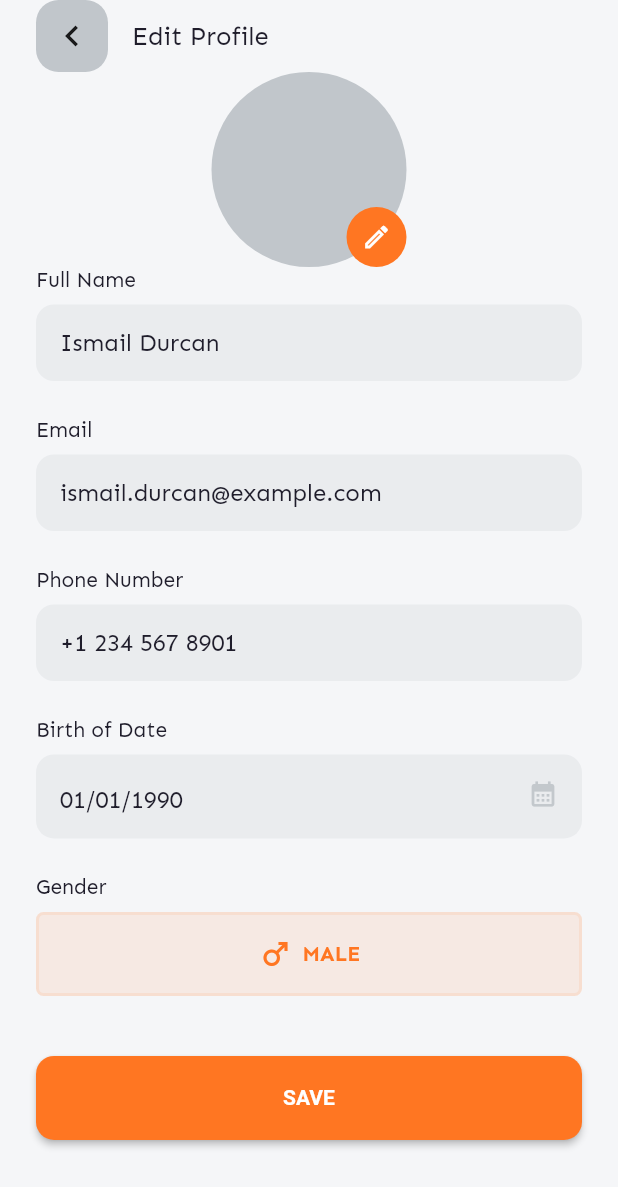
After one commit to ismaildrcn/yumzi, a Flutter app: the UserEditPage screen opened by its route, on a phone screen of 412 x 824 dp. The commit adds this screen. Shown: the top 1187 px of the screen. Run offline on Flutter 3.47's test engine with Material 3 defaults, Android fonts, the phone set to English and light mode, and no system bars; our stand-ins replace buttons_tabbar, dio, email_validator, flutter_secure_storage, go_router, google_fonts and 2 more; accounts and stored records are empty.

Commit message:
Added user edit page and change some theme color

```diff
--- a/lib/config/app_router.dart
+++ b/lib/config/app_router.dart
@@ -9,6 +9,7 @@ import 'package:yumzi/presentation/screens/home/home_page.dart';
 import 'package:yumzi/presentation/screens/restaurant/menu_item_page.dart';
 import 'package:yumzi/presentation/screens/restaurant/restaurant_page.dart';
 import 'package:yumzi/presentation/screens/user/user_detail_page.dart';
+import 'package:yumzi/presentation/screens/user/user_edit_page.dart';
 import 'package:yumzi/presentation/screens/user/user_page.dart';
 
 class AppRouter {
@@ -83,6 +84,11 @@ class AppRouter {
           path: AppRoutes.userDetail.path,
           builder: (context, state) => UserDetailPage(),
         ),
+        GoRoute(
+          name: AppRoutes.userEdit.name,
+          path: AppRoutes.userEdit.path,
+          builder: (context, state) => UserEditPage(),
+        ),
       ],
     ),
   ];
--- a/lib/enums/app_routes.dart
+++ b/lib/enums/app_routes.dart
@@ -5,6 +5,7 @@ enum AppRoutes {
   register("/register"),
   user("/user"),
   userDetail("/user-detail"),
+  userEdit("/user-edit"),
   forgotPassword("/forgot-password"),
   verification("/verification"),
   restaurant("/restaurant"),
--- a/lib/presentation/screens/auth/auth_skeleton.dart
+++ b/lib/presentation/screens/auth/auth_skeleton.dart
@@ -56,7 +56,7 @@ class _AuthSkeletonState extends State<AuthSkeleton>
   Widget build(BuildContext context) {
     return Scaffold(
       resizeToAvoidBottomInset: false,
-      backgroundColor: Theme.of(context).colorScheme.secondary,
+      backgroundColor: Theme.of(context).colorScheme.onSurface,
       body: Stack(
         children: [
           // Blurred animated circles
--- a/lib/presentation/screens/home/home_page.dart
+++ b/lib/presentation/screens/home/home_page.dart
@@ -191,7 +191,7 @@ class _HomePageState extends State<HomePage> {
           width: 122,
           height: 122,
           decoration: BoxDecoration(
-            color: Theme.of(context).colorScheme.onSurface,
+            color: Theme.of(context).colorScheme.secondary,
             borderRadius: BorderRadius.circular(15),
             boxShadow: [
               BoxShadow(
--- a/lib/presentation/screens/restaurant/menu_item_page.dart
+++ b/lib/presentation/screens/restaurant/menu_item_page.dart
@@ -99,10 +99,10 @@ class _MenuItemPageState extends State<MenuItemPage> {
                           border: BoxBorder.all(
                             color: Theme.of(
                               context,
-                            ).colorScheme.secondary.withAlpha(32),
+                            ).colorScheme.onSurface.withAlpha(32),
                           ),
                           borderRadius: BorderRadius.circular(50),
-                          color: Theme.of(context).colorScheme.onSurface,
+                          color: Theme.of(context).colorScheme.secondary,
                           boxShadow: [
                             BoxShadow(
                               color: Colors.black.withAlpha(16),
@@ -144,7 +144,7 @@ class _MenuItemPageState extends State<MenuItemPage> {
                               fontSize: 14,
                               color: Theme.of(
                                 context,
-                              ).colorScheme.secondary.withAlpha(128),
+                              ).colorScheme.onSurface.withAlpha(128),
                             ),
                           ),
                           SizedBox(height: 20),
@@ -200,7 +200,7 @@ class _MenuItemPageState extends State<MenuItemPage> {
                           Spacer(),
                           Container(
                             decoration: BoxDecoration(
-                              color: Theme.of(context).colorScheme.secondary,
+                              color: Theme.of(context).colorScheme.onSurface,
                               borderRadius: BorderRadius.circular(50),
                             ),
                             child: Row(
--- a/lib/presentation/screens/restaurant/restaurant_page.dart
+++ b/lib/presentation/screens/restaurant/restaurant_page.dart
@@ -89,7 +89,7 @@ class _RestaurantPageState extends State<RestaurantPage> {
                     fontSize: 14,
                     color: Theme.of(
                       context,
-                    ).colorScheme.secondary.withAlpha(128),
+                    ).colorScheme.onSurface.withAlpha(128),
                   ),
                 ),
                 SizedBox(height: 20),
@@ -124,10 +124,10 @@ class _RestaurantPageState extends State<RestaurantPage> {
               borderRadius: BorderRadius.circular(50),
             ),
             unselectedDecoration: BoxDecoration(
-              color: Theme.of(context).colorScheme.onSurface,
+              color: Theme.of(context).colorScheme.secondary,
               borderRadius: BorderRadius.circular(50),
               border: Border.all(
-                color: Theme.of(context).colorScheme.secondary,
+                color: Theme.of(context).colorScheme.onSurface,
                 width: 1.5,
               ),
             ),
@@ -181,7 +181,7 @@ class _RestaurantPageState extends State<RestaurantPage> {
       width: 155,
       height: 150,
       decoration: BoxDecoration(
-        color: Theme.of(context).colorScheme.onSurface,
+        color: Theme.of(context).colorScheme.secondary,
         borderRadius: BorderRadius.circular(25),
         boxShadow: [
           BoxShadow(
--- /dev/null
+++ b/lib/presentation/screens/user/gender_widget.dart
@@ -0,0 +1,68 @@
+import 'package:flutter/material.dart';
+import 'package:yumzi/data/models/enums/user_gender.dart';
+
+class GenderWidget extends StatelessWidget {
+  final UserGender selectedGender;
+  final ValueChanged<UserGender> onGenderChanged;
+
+  const GenderWidget({
+    super.key,
+    required this.selectedGender,
+    required this.onGenderChanged,
+  });
+
+  @override
+  Widget build(BuildContext context) {
+    Icon genderIcon;
+    Color genderColor;
+
+    if (selectedGender == UserGender.male) {
+      genderIcon = Icon(Icons.male);
+      genderColor = Theme.of(context).colorScheme.primary;
+    } else if (selectedGender == UserGender.female) {
+      genderIcon = Icon(Icons.female);
+      genderColor = Colors.pink;
+    } else {
+      genderIcon = Icon(Icons.data_array);
+      genderColor = Colors.grey;
+    }
+
+    return GestureDetector(
+      onTap: () {
+        UserGender nextGender;
+        if (selectedGender == UserGender.male) {
+          nextGender = UserGender.female;
+        } else if (selectedGender == UserGender.female) {
+          nextGender = UserGender.other;
+        } else {
+          nextGender = UserGender.male;
+        }
+        onGenderChanged(nextGender);
+      },
+      child: AnimatedContainer(
+        duration: Duration(milliseconds: 200),
+        padding: EdgeInsets.symmetric(horizontal: 2, vertical: 14),
+        decoration: BoxDecoration(
+          color: genderColor.withAlpha(25),
+          borderRadius: BorderRadius.circular(5),
+          border: Border.all(color: genderColor.withAlpha(25), width: 2),
+        ),
+        child: Row(
+          mainAxisAlignment: MainAxisAlignment.center,
+          children: [
+            Icon(genderIcon.icon, color: genderColor, size: 24),
+            SizedBox(width: 6),
+            Text(
+              selectedGender.toString().split('.').last.toUpperCase(),
+              style: TextStyle(
+                color: genderColor,
+                fontWeight: FontWeight.bold,
+                fontSize: 14,
+              ),
+            ),
+          ],
+        ),
+      ),
+    );
+  }
+}
--- a/lib/presentation/screens/user/user_detail_page.dart
+++ b/lib/presentation/screens/user/user_detail_page.dart
@@ -1,4 +1,6 @@
 import 'package:flutter/material.dart';
+import 'package:go_router/go_router.dart';
+import 'package:yumzi/enums/app_routes.dart';
 import 'package:yumzi/presentation/screens/user/user_avatar.dart';
 import 'package:yumzi/presentation/screens/user/user_menu_item.dart';
 
@@ -41,13 +43,7 @@ class _UserDetailPageState extends State<UserDetailPage> {
                           ),
                         ),
                         SizedBox(width: 16),
-                        Text(
-                          "Personal Info",
-                          style: TextStyle(
-                            fontSize: 17,
-                            fontWeight: FontWeight.bold,
-                          ),
-                        ),
+                        Text("Personal Info", style: TextStyle(fontSize: 17)),
                       ],
                     ),
 
@@ -62,7 +58,7 @@ class _UserDetailPageState extends State<UserDetailPage> {
                         iconSize: 28,
                         icon: Icon(Icons.edit_note_sharp),
                         onPressed: () {
-                          Navigator.pop(context);
+                          context.push(AppRoutes.userEdit.path);
                         },
                       ),
                     ),
@@ -77,7 +73,7 @@ class _UserDetailPageState extends State<UserDetailPage> {
                   decoration: BoxDecoration(
                     color: Theme.of(
                       context,
-                    ).colorScheme.secondary.withAlpha(16),
+                    ).colorScheme.onSurface.withAlpha(16),
                     borderRadius: BorderRadius.circular(16),
                   ),
                   child: Column(
--- /dev/null
+++ b/lib/presentation/screens/user/user_edit_page.dart
@@ -0,0 +1,326 @@
+import 'package:flutter/material.dart';
+import 'package:yumzi/data/models/enums/user_gender.dart';
+import 'package:yumzi/presentation/screens/user/gender_widget.dart';
+
+class UserEditPage extends StatefulWidget {
+  const UserEditPage({super.key});
+
+  @override
+  State<UserEditPage> createState() => _UserEditPageState();
+}
+
+class _UserEditPageState extends State<UserEditPage> {
+  final TextEditingController _emailController = TextEditingController(
+    text: 'ismail.durcan@example.com',
+  );
+  final TextEditingController _fullNameController = TextEditingController(
+    text: 'Ismail Durcan',
+  );
+  final TextEditingController _phoneNumberController = TextEditingController(
+    text: '+1 234 567 8901',
+  );
+  final TextEditingController _birthDateController = TextEditingController(
+    text: '01/01/1990',
+  );
+  UserGender? selectedGender;
+  @override
+  void initState() {
+    selectedGender = UserGender.male;
+    super.initState();
+  }
+
+  @override
+  Widget build(BuildContext context) {
+    return Scaffold(
+      body: SafeArea(
+        child: SingleChildScrollView(
+          child: Padding(
+            padding: const EdgeInsets.symmetric(horizontal: 24.0),
+            child: Column(
+              children: [
+                Row(
+                  mainAxisAlignment: MainAxisAlignment.start,
+                  children: [
+                    Container(
+                      decoration: BoxDecoration(
+                        color: Theme.of(
+                          context,
+                        ).colorScheme.onSecondary.withAlpha(150),
+                        borderRadius: BorderRadius.circular(15),
+                      ),
+                      child: IconButton(
+                        iconSize: 28,
+                        icon: Icon(Icons.chevron_left_sharp),
+                        onPressed: () {
+                          Navigator.pop(context);
+                        },
+                      ),
+                    ),
+                    SizedBox(width: 16),
+                    Text("Edit Profile", style: TextStyle(fontSize: 17)),
+                  ],
+                ),
+
+                Container(
+                  width: 130,
+                  height: 130,
+                  alignment: Alignment.bottomRight,
+                  decoration: BoxDecoration(
+                    color: Theme.of(
+                      context,
+                    ).colorScheme.onSecondary.withAlpha(150),
+                    borderRadius: BorderRadius.circular(65),
+                  ),
+                  child: Container(
+                    width: 40,
+                    height: 40,
+                    decoration: BoxDecoration(
+                      color: Theme.of(context).colorScheme.primary,
+                      borderRadius: BorderRadius.circular(50),
+                    ),
+                    child: IconButton(
+                      iconSize: 20,
+                      icon: Icon(Icons.edit_outlined, color: Colors.white),
+                      onPressed: () {
+                        // TODO: Implement edit avatar functionality
+                      },
+                    ),
+                  ),
+                ),
+
+                Column(
+                  crossAxisAlignment: CrossAxisAlignment.start,
+                  spacing: 8,
+                  children: [
+                    Text(
+                      'Full Name',
+                      style: TextStyle(
+                        fontSize: 14,
+                        color: Theme.of(context).textTheme.bodyMedium!.color,
+                      ),
+                    ),
+                    TextField(
+                      controller: _fullNameController,
+                      decoration: InputDecoration(
+                        contentPadding: EdgeInsets.symmetric(
+                          vertical: 16,
+                          horizontal: 16,
+                        ),
+                        filled: true,
+                        fillColor: Theme.of(
+                          context,
+                        ).colorScheme.onSecondary.withAlpha(32),
+                        hintStyle: TextStyle(
+                          fontSize: 14,
+                          color: Theme.of(
+                            context,
+                          ).colorScheme.onSecondary.withAlpha(128),
+                        ),
+                        border: OutlineInputBorder(
+                          borderRadius: BorderRadius.circular(12),
+                        ),
+                        enabledBorder: OutlineInputBorder(
+                          borderSide: BorderSide(color: Colors.transparent),
+                          borderRadius: BorderRadius.circular(12),
+                        ),
+                      ),
+                    ),
+                  ],
+                ),
+
+                SizedBox(height: 24),
+
+                Column(
+                  crossAxisAlignment: CrossAxisAlignment.start,
+                  spacing: 8,
+                  children: [
+                    Text(
+                      'Email',
+                      style: TextStyle(
+                        fontSize: 14,
+                        color: Theme.of(context).textTheme.bodyMedium!.color,
+                      ),
+                    ),
+                    TextField(
+                      controller: _emailController,
+                      decoration: InputDecoration(
+                        contentPadding: EdgeInsets.symmetric(
+                          vertical: 16,
+                          horizontal: 16,
+                        ),
+                        filled: true,
+                        fillColor: Theme.of(
+                          context,
+                        ).colorScheme.onSecondary.withAlpha(32),
+                        hintStyle: TextStyle(
+                          fontSize: 14,
+                          color: Theme.of(
+                            context,
+                          ).colorScheme.onSecondary.withAlpha(128),
+                        ),
+                        border: OutlineInputBorder(
+                          borderRadius: BorderRadius.circular(12),
+                        ),
+                        enabledBorder: OutlineInputBorder(
+                          borderSide: BorderSide(color: Colors.transparent),
+                          borderRadius: BorderRadius.circular(12),
+                        ),
+                      ),
+                    ),
+                  ],
+                ),
+                SizedBox(height: 24),
+
+                Column(
+                  crossAxisAlignment: CrossAxisAlignment.start,
+                  spacing: 8,
+                  children: [
+                    Text(
+                      'Phone Number',
+                      style: TextStyle(
+                        fontSize: 14,
+                        color: Theme.of(context).textTheme.bodyMedium!.color,
+                      ),
+                    ),
+                    TextField(
+                      controller: _phoneNumberController,
+                      decoration: InputDecoration(
+                        contentPadding: EdgeInsets.symmetric(
+                          vertical: 16,
+                          horizontal: 16,
+                        ),
+                        filled: true,
+                        fillColor: Theme.of(
+                          context,
+                        ).colorScheme.onSecondary.withAlpha(32),
+                        hintStyle: TextStyle(
+                          fontSize: 14,
+                          color: Theme.of(
+                            context,
+                          ).colorScheme.onSecondary.withAlpha(128),
+                        ),
+                        border: OutlineInputBorder(
+                          borderRadius: BorderRadius.circular(12),
+                        ),
+                        enabledBorder: OutlineInputBorder(
+                          borderSide: BorderSide(color: Colors.transparent),
+                          borderRadius: BorderRadius.circular(12),
+                        ),
+                      ),
+                    ),
+                  ],
+                ),
+                SizedBox(height: 24),
+
+                Column(
+                  crossAxisAlignment: CrossAxisAlignment.start,
+                  spacing: 8,
+                  children: [
+                    Text(
+                      "Birth of Date",
+                      style: TextStyle(
+                        fontSize: 14,
+                        color: Theme.of(context).textTheme.bodyMedium!.color,
+                      ),
+                    ),
+
+                    TextField(
+                      decoration: InputDecoration(
+                        contentPadding: EdgeInsets.symmetric(
+                          vertical: 16,
+                          horizontal: 16,
+                        ),
+                        filled: true,
+                        fillColor: Theme.of(
+                          context,
+                        ).colorScheme.onSecondary.withAlpha(32),
+                        hintStyle: TextStyle(
+                          fontSize: 14,
+                          color: Theme.of(
+                            context,
+                          ).colorScheme.onSecondary.withAlpha(128),
+                        ),
+                        border: OutlineInputBorder(
+                          borderRadius: BorderRadius.circular(12),
+                        ),
+                        enabledBorder: OutlineInputBorder(
+                          borderSide: BorderSide(color: Colors.transparent),
+                          borderRadius: BorderRadius.circular(12),
+                        ),
+                        suffix: SizedBox(
+                          width: 20,
+                          height: 20,
+                          child: GestureDetector(
+                            onTap: () async {
+                              final DateTime? picked = await showDatePicker(
+                                context: context,
+                                initialDate: DateTime(1990, 1, 1),
+                                firstDate: DateTime(1900),
+                                lastDate: DateTime.now(),
+                              );
+                              if (picked != null) {
+                                _birthDateController.text =
+                                    '${picked.month}/${picked.day}/${picked.year}';
+                              }
+                            },
+                            child: Icon(
+                              Icons.calendar_month,
+                              size: 20,
+                              color: Theme.of(
+                                context,
+                              ).colorScheme.onSecondary.withAlpha(128),
+                            ),
+                          ),
+                        ),
+                      ),
+                      controller: _birthDateController,
+                    ),
+                  ],
+                ),
+
+                SizedBox(height: 24),
+                Column(
+                  crossAxisAlignment: CrossAxisAlignment.start,
+                  spacing: 8,
+                  children: [
+                    Text(
+                      "Gender",
+                      style: TextStyle(
+                        fontSize: 14,
+                        color: Theme.of(context).textTheme.bodyMedium!.color,
+                      ),
+                    ),
+                    GenderWidget(
+                      selectedGender: selectedGender!,
+                      onGenderChanged: (gender) {
+                        setState(() {
+                          selectedGender = gender;
+                        });
+                      },
+                    ),
+                  ],
+                ),
+
+                SizedBox(height: 40),
+                ElevatedButton(
+                  onPressed: () {},
+                  style: ElevatedButton.styleFrom(
+                    minimumSize: Size(MediaQuery.of(context).size.width, 56),
+                    textStyle: TextStyle(
+                      fontSize: 14,
+                      fontWeight: FontWeight.bold,
+                    ),
+                    shape: RoundedRectangleBorder(
+                      borderRadius: BorderRadius.circular(12),
+                    ),
+                  ),
+                  child: const Text('SAVE'),
+                ),
+              ],
+            ),
+          ),
+        ),
+      ),
+    );
+  }
+}
--- a/lib/presentation/screens/user/user_menu_item.dart
+++ b/lib/presentation/screens/user/user_menu_item.dart
@@ -21,7 +21,7 @@ class UserMenuItem extends StatelessWidget {
       leading: Container(
         padding: EdgeInsets.all(12),
         decoration: BoxDecoration(
-          color: Theme.of(context).colorScheme.onSurface,
+          color: Theme.of(context).colorScheme.secondary,
           borderRadius: BorderRadius.circular(50),
         ),
         child: icon,
--- a/lib/presentation/screens/user/user_page.dart
+++ b/lib/presentation/screens/user/user_page.dart
@@ -43,13 +43,7 @@ class _UserPageState extends State<UserPage> {
                           ),
                         ),
                         SizedBox(width: 16),
-                        Text(
-                          "Profile",
-                          style: TextStyle(
-                            fontSize: 17,
-                            fontWeight: FontWeight.bold,
-                          ),
-                        ),
+                        Text("Profile", style: TextStyle(fontSize: 17)),
                       ],
                     ),
 
@@ -81,7 +75,7 @@ class _UserPageState extends State<UserPage> {
                   decoration: BoxDecoration(
                     color: Theme.of(
                       context,
-                    ).colorScheme.secondary.withAlpha(16),
+                    ).colorScheme.onSurface.withAlpha(16),
                     borderRadius: BorderRadius.circular(16),
                   ),
                   child: Column(
@@ -115,7 +109,7 @@ class _UserPageState extends State<UserPage> {
                   decoration: BoxDecoration(
                     color: Theme.of(
                       context,
-                    ).colorScheme.secondary.withAlpha(16),
+                    ).colorScheme.onSurface.withAlpha(16),
                     borderRadius: BorderRadius.circular(16),
                   ),
                   child: Column(
@@ -161,7 +155,7 @@ class _UserPageState extends State<UserPage> {
                   decoration: BoxDecoration(
                     color: Theme.of(
                       context,
-                    ).colorScheme.secondary.withAlpha(16),
+                    ).colorScheme.onSurface.withAlpha(16),
                     borderRadius: BorderRadius.circular(16),
                   ),
                   child: Column(
@@ -202,7 +196,7 @@ class _UserPageState extends State<UserPage> {
                   decoration: BoxDecoration(
                     color: Theme.of(
                       context,
-                    ).colorScheme.secondary.withAlpha(16),
+                    ).colorScheme.onSurface.withAlpha(16),
                     borderRadius: BorderRadius.circular(16),
                   ),
                   child: Column(
--- a/lib/styles/themes.dart
+++ b/lib/styles/themes.dart
@@ -10,9 +10,9 @@ class AppTheme {
     colorScheme: const ColorScheme.light(
       primary: Color(0xFFFF7622), // Daha modern, tok bir mavi (Royal Blue)
       surface: Color(0xFFEEEEEE), // Açık gri, ana arkaplan
-      onSurface: Color(0xFFF5F6F8), // Çok hafif gri, kartlar için
+      onSurface: Color(0xFF222222), // Çok hafif gri, kartlar için
       secondary: Color(
-        0xFF1F1D2B,
+        0xFFF5F6F8,
       ), // Siyah yerine koyu lacivert (Dark theme bg)
       onSecondary: Color(0xFF9CA4AB), // Gri metinler için
       tertiary: Color(0xFF07BD74), // Canlı yeşil
```
